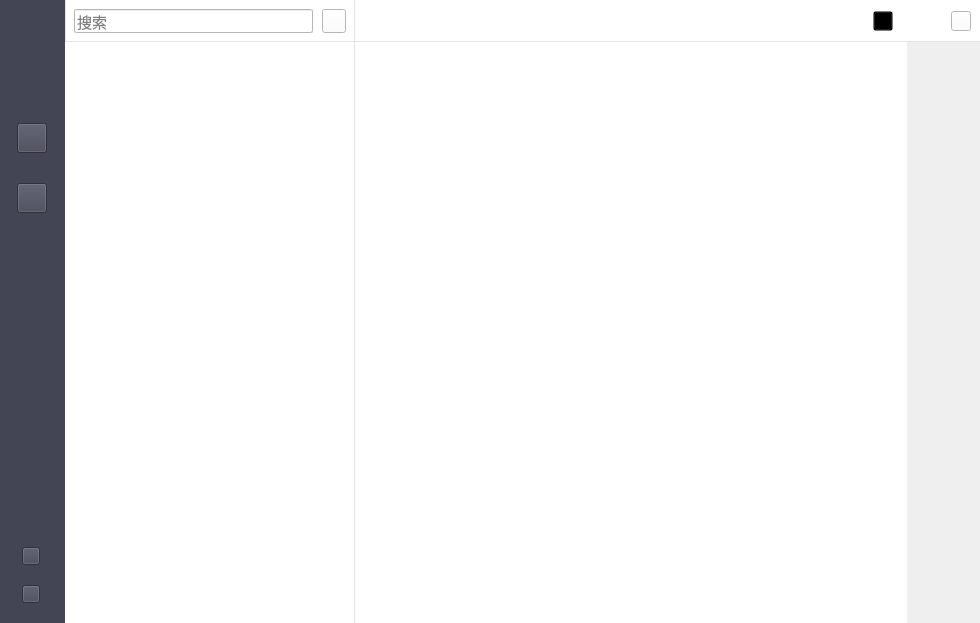
Before: the Qt Designer form STSample/STMain.ui in sunpu/stsample, drawn with Qt 5.
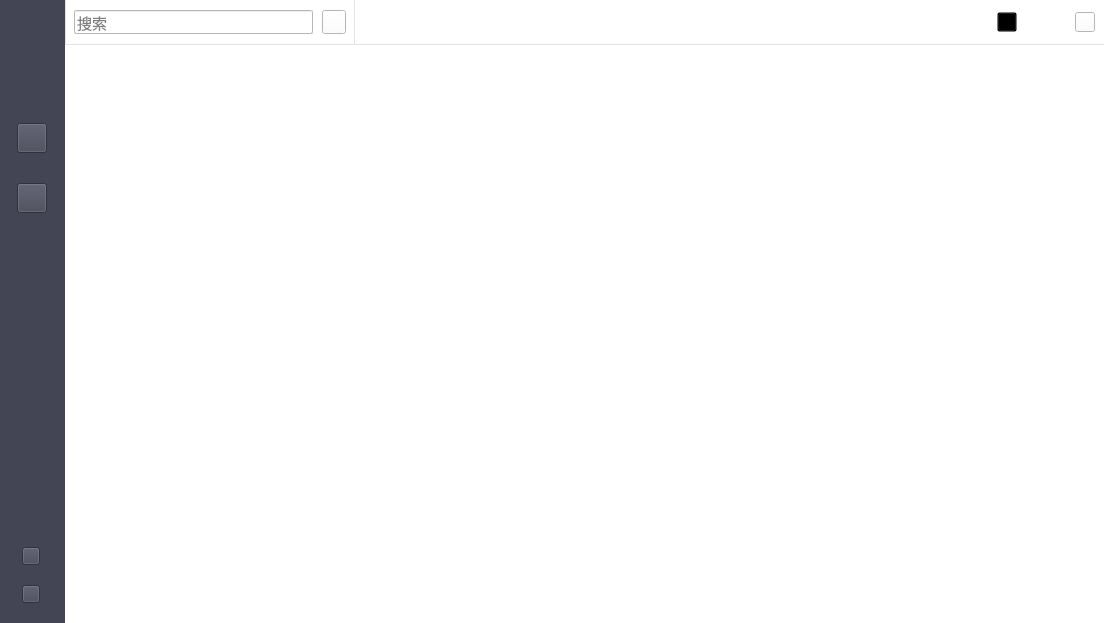
After: the same form once the commit is applied. The open tabs and pages were chosen to show the change. Icons and pictures are not drawn. Custom widgets are drawn as their Qt base class.

What changed in the file:
```diff
--- a/STSample/STMain.ui
+++ b/STSample/STMain.ui
@@ -6,7 +6,7 @@
    <rect>
     <x>0</x>
     <y>0</y>
-    <width>980</width>
+    <width>1104</width>
     <height>623</height>
    </rect>
   </property>
@@ -310,6 +310,7 @@
     </widget>
    </item>
    <item>
+    <widget class="QWidget" name="widCenterWindow" native="true">
     <layout class="QVBoxLayout" name="verticalLayout_4">
      <property name="spacing">
       <number>0</number>
@@ -317,6 +318,15 @@
      <property name="leftMargin">
       <number>0</number>
      </property>
+      <property name="topMargin">
+       <number>0</number>
+      </property>
+      <property name="rightMargin">
+       <number>0</number>
+      </property>
+      <property name="bottomMargin">
+       <number>0</number>
+      </property>
      <item>
       <widget class="QWidget" name="widget_10" native="true">
        <layout class="QHBoxLayout" name="horizontalLayout">
@@ -456,6 +466,18 @@
         </item>
         <item>
          <widget class="QWidget" name="widTitle" native="true">
+           <property name="minimumSize">
+            <size>
+             <width>0</width>
+             <height>45</height>
+            </size>
+           </property>
+           <property name="maximumSize">
+            <size>
+             <width>16777215</width>
+             <height>45</height>
+            </size>
+           </property>
           <property name="styleSheet">
            <string notr="true">QWidget{border-bottom: 1px solid #e3e3e3;background-color: rgb(255, 255, 255);}</string>
           </property>
@@ -646,6 +668,9 @@
      </item>
      <item>
       <widget class="QStackedWidget" name="swMain">
+        <property name="styleSheet">
+         <string notr="true">QWidget#pgPersonalInfo{background-color: rgb(255, 255, 255);}</string>
+        </property>
        <property name="currentIndex">
         <number>1</number>
        </property>
@@ -1195,12 +1220,23 @@
          </item>
         </layout>
        </widget>
-      </widget>
-     </item>
-    </layout>
+        <widget class="QWidget" name="pgPersonalInfo">
+         <layout class="QHBoxLayout" name="horizontalLayout_17"/>
+        </widget>
+       </widget>
+      </item>
+     </layout>
+    </widget>
    </item>
   </layout>
  </widget>
+ <customwidgets>
+  <customwidget>
+   <class>MaskLabel</class>
+   <extends>QLabel</extends>
+   <header location="global">masklabel.h</header>
+  </customwidget>
+ </customwidgets>
  <resources>
   <include location="stsample.qrc"/>
  </resources>
```
Left out of the diff: 17 changed lines with no effect on the pictures. Lines whose indentation alone changed are shown as unchanged.
